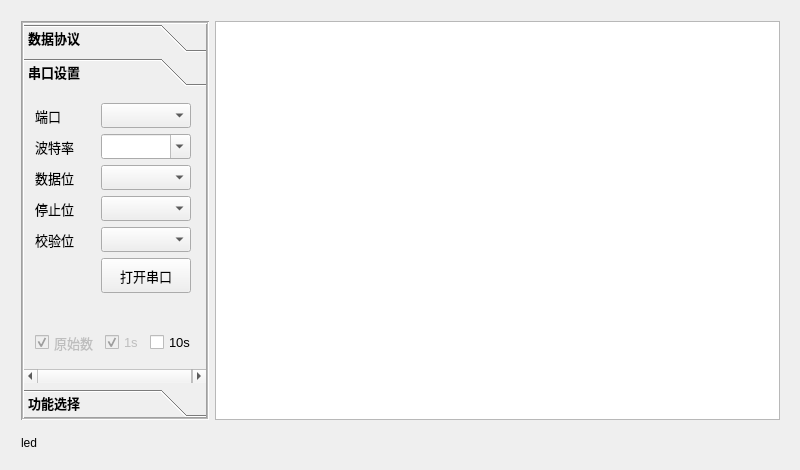
Before: the Qt Designer form mainwindow.ui in onionc/improved-bee, drawn with Qt 5.
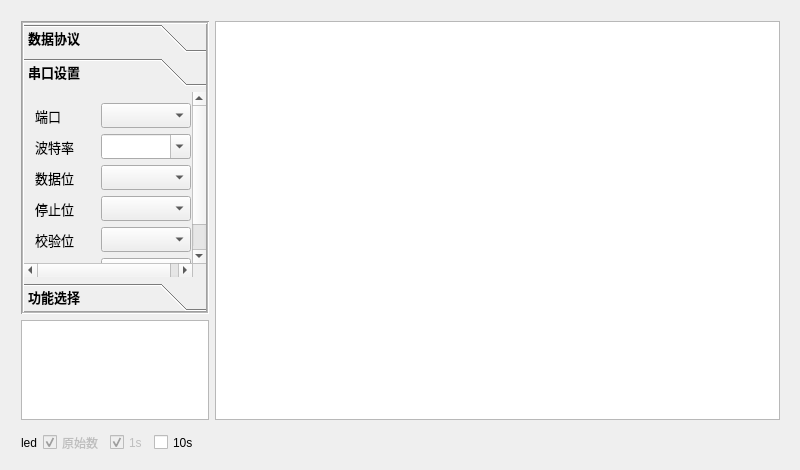
After: the same form once the commit is applied. Icons and pictures are not drawn. Custom widgets are drawn as their Qt base class.

Commit message: feat: added an area to show logs

Patch:
```diff
--- a/mainwindow.ui
+++ b/mainwindow.ui
@@ -28,6 +28,86 @@
       <number>5</number>
      </property>
      <item>
+      <layout class="QGridLayout" name="gridLayout">
+       <item row="0" column="2">
+        <widget class="QCheckBox" name="save1s_cbx">
+         <property name="enabled">
+          <bool>false</bool>
+         </property>
+         <property name="font">
+          <font>
+           <weight>50</weight>
+           <bold>false</bold>
+          </font>
+         </property>
+         <property name="cursor">
+          <cursorShape>ArrowCursor</cursorShape>
+         </property>
+         <property name="toolTip">
+          <string>数据无价</string>
+         </property>
+         <property name="text">
+          <string>1s</string>
+         </property>
+         <property name="checkable">
+          <bool>true</bool>
+         </property>
+         <property name="checked">
+          <bool>true</bool>
+         </property>
+        </widget>
+       </item>
+       <item row="0" column="3">
+        <widget class="QCheckBox" name="save10s_cbx">
+         <property name="font">
+          <font>
+           <weight>50</weight>
+           <bold>false</bold>
+          </font>
+         </property>
+         <property name="cursor">
+          <cursorShape>PointingHandCursor</cursorShape>
+         </property>
+         <property name="text">
+          <string>10s</string>
+         </property>
+        </widget>
+       </item>
+       <item row="0" column="1">
+        <widget class="QCheckBox" name="saveRaw_cbx">
+         <property name="enabled">
+          <bool>false</bool>
+         </property>
+         <property name="font">
+          <font>
+           <weight>50</weight>
+           <bold>false</bold>
+          </font>
+         </property>
+         <property name="cursor">
+          <cursorShape>ArrowCursor</cursorShape>
+         </property>
+         <property name="toolTip">
+          <string>数据无价</string>
+         </property>
+         <property name="statusTip">
+          <string/>
+         </property>
+         <property name="text">
+          <string>原始数</string>
+         </property>
+         <property name="checkable">
+          <bool>true</bool>
+         </property>
+         <property name="checked">
+          <bool>true</bool>
+         </property>
+         <property name="tristate">
+          <bool>false</bool>
+         </property>
+        </widget>
+       </item>
+       <item row="0" column="0">
       <widget class="LedLabel" name="led">
        <property name="minimumSize">
         <size>
@@ -44,7 +124,12 @@
        <property name="text">
         <string>led</string>
        </property>
-      </widget>
+         <property name="margin">
+          <number>4</number>
+         </property>
+        </widget>
+       </item>
+      </layout>
      </item>
      <item>
       <spacer name="horizontalSpacer">
@@ -72,7 +157,7 @@
     </property>
     <layout class="QHBoxLayout" name="horizontalLayout" stretch="1,3">
      <item>
-      <layout class="QVBoxLayout" name="verticalLayout" stretch="0">
+      <layout class="QVBoxLayout" name="verticalLayout" stretch="0,0">
        <item>
         <widget class="QToolBox" name="panelBox">
          <property name="enabled">
@@ -421,9 +506,9 @@
           <property name="geometry">
            <rect>
             <x>0</x>
-            <y>0</y>
-            <width>185</width>
-            <height>312</height>
+            <y>-32</y>
+            <width>174</width>
+            <height>221</height>
            </rect>
           </property>
           <attribute name="icon">
@@ -675,113 +760,31 @@
              </property>
             </widget>
            </item>
-           <item row="6" column="1">
-            <spacer name="verticalSpacer">
+           <item row="5" column="0">
+            <spacer name="horizontalSpacer_2">
              <property name="orientation">
-              <enum>Qt::Vertical</enum>
+              <enum>Qt::Horizontal</enum>
              </property>
              <property name="sizeHint" stdset="0">
               <size>
-               <width>20</width>
-               <height>40</height>
+               <width>40</width>
+               <height>20</height>
               </size>
              </property>
             </spacer>
            </item>
-           <item row="9" column="0" colspan="2">
-            <layout class="QGridLayout" name="gridLayout">
-             <item row="0" column="1">
-              <widget class="QCheckBox" name="save1s_cbx">
-               <property name="enabled">
-                <bool>false</bool>
-               </property>
-               <property name="font">
-                <font>
-                 <weight>50</weight>
-                 <bold>false</bold>
-                </font>
-               </property>
-               <property name="cursor">
-                <cursorShape>ArrowCursor</cursorShape>
-               </property>
-               <property name="toolTip">
-                <string>数据无价</string>
-               </property>
-               <property name="text">
-                <string>1s</string>
-               </property>
-               <property name="checkable">
-                <bool>true</bool>
-               </property>
-               <property name="checked">
-                <bool>true</bool>
-               </property>
-              </widget>
-             </item>
-             <item row="0" column="0">
-              <widget class="QCheckBox" name="saveRaw_cbx">
-               <property name="enabled">
-                <bool>false</bool>
-               </property>
-               <property name="font">
-                <font>
-                 <weight>50</weight>
-                 <bold>false</bold>
-                </font>
-               </property>
-               <property name="cursor">
-                <cursorShape>ArrowCursor</cursorShape>
-               </property>
-               <property name="toolTip">
-                <string>数据无价</string>
-               </property>
-               <property name="statusTip">
-                <string/>
-               </property>
-               <property name="text">
-                <string>原始数</string>
-               </property>
-               <property name="checkable">
-                <bool>true</bool>
-               </property>
-               <property name="checked">
-                <bool>true</bool>
-               </property>
-               <property name="tristate">
-                <bool>false</bool>
-               </property>
-              </widget>
-             </item>
-             <item row="0" column="2">
-              <widget class="QCheckBox" name="save10s_cbx">
-               <property name="font">
-                <font>
-                 <weight>50</weight>
-                 <bold>false</bold>
-                </font>
-               </property>
-               <property name="cursor">
-                <cursorShape>PointingHandCursor</cursorShape>
-               </property>
-               <property name="text">
-                <string>10s</string>
-               </property>
-              </widget>
-             </item>
-            </layout>
-           </item>
            <item row="5" column="1">
             <widget class="QPushButton" name="openPortBtn">
              <property name="minimumSize">
               <size>
                <width>90</width>
-               <height>35</height>
+               <height>30</height>
               </size>
              </property>
              <property name="maximumSize">
               <size>
                <width>90</width>
-               <height>35</height>
+               <height>30</height>
               </size>
              </property>
              <property name="font">
@@ -832,6 +835,25 @@
          </widget>
         </widget>
        </item>
+       <item>
+        <widget class="QTextBrowser" name="logBrowser">
+         <property name="minimumSize">
+          <size>
+           <width>0</width>
+           <height>100</height>
+          </size>
+         </property>
+         <property name="maximumSize">
+          <size>
+           <width>16777215</width>
+           <height>100</height>
+          </size>
+         </property>
+         <property name="frameShadow">
+          <enum>QFrame::Sunken</enum>
+         </property>
+        </widget>
+       </item>
       </layout>
      </item>
      <item>
```
Left out of the diff: 17 changed lines with no effect on the pictures. Lines whose indentation alone changed are shown as unchanged. The commit also changes 2 other files.
